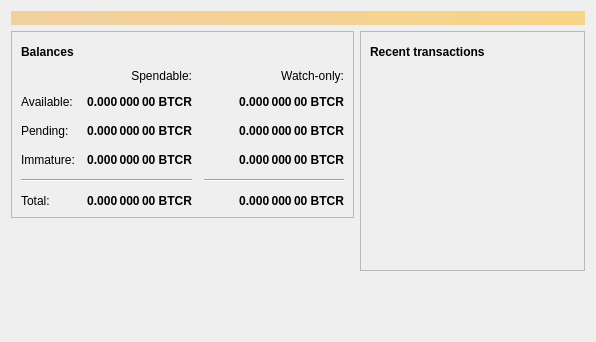
Above: src/qt/forms/overviewpage.ui from sashabeton/bitcoinvault before the change. Below: the same form after it.
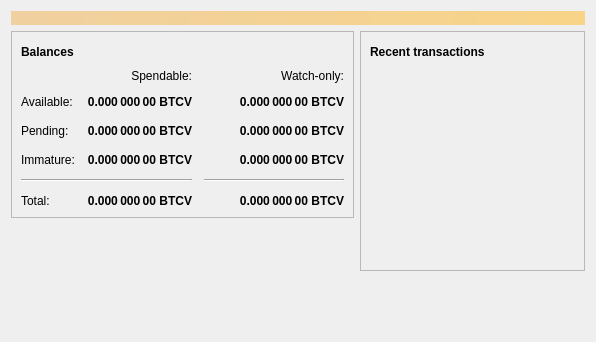
That is the form after the change. Icons and pictures are not drawn.

Commit message: Change unit from BTCR to BTCV

```diff
--- a/src/qt/forms/overviewpage.ui
+++ b/src/qt/forms/overviewpage.ui
@@ -129,7 +129,7 @@
                <string>Unconfirmed transactions to watch-only addresses</string>
               </property>
               <property name="text">
-               <string notr="true">0.000 000 00 BTCR</string>
+               <string notr="true">0.000 000 00 BTCV</string>
               </property>
               <property name="alignment">
                <set>Qt::AlignRight|Qt::AlignTrailing|Qt::AlignVCenter</set>
@@ -154,7 +154,7 @@
                <string>Total of transactions that have yet to be confirmed, and do not yet count toward the spendable balance</string>
               </property>
               <property name="text">
-               <string notr="true">0.000 000 00 BTCR</string>
+               <string notr="true">0.000 000 00 BTCV</string>
               </property>
               <property name="alignment">
                <set>Qt::AlignRight|Qt::AlignTrailing|Qt::AlignVCenter</set>
@@ -179,7 +179,7 @@
                <string>Mined balance in watch-only addresses that has not yet matured</string>
               </property>
               <property name="text">
-               <string notr="true">0.000 000 00 BTCR</string>
+               <string notr="true">0.000 000 00 BTCV</string>
               </property>
               <property name="alignment">
                <set>Qt::AlignRight|Qt::AlignTrailing|Qt::AlignVCenter</set>
@@ -237,7 +237,7 @@
                <string>Mined balance that has not yet matured</string>
               </property>
               <property name="text">
-               <string notr="true">0.000 000 00 BTCR</string>
+               <string notr="true">0.000 000 00 BTCV</string>
               </property>
               <property name="alignment">
                <set>Qt::AlignRight|Qt::AlignTrailing|Qt::AlignVCenter</set>
@@ -282,7 +282,7 @@
                <string>Your current total balance</string>
               </property>
               <property name="text">
-               <string notr="true">0.000 000 00 BTCR</string>
+               <string notr="true">0.000 000 00 BTCV</string>
               </property>
               <property name="alignment">
                <set>Qt::AlignRight|Qt::AlignTrailing|Qt::AlignVCenter</set>
@@ -307,7 +307,7 @@
                <string>Current total balance in watch-only addresses</string>
               </property>
               <property name="text">
-               <string notr="true">0.000 000 00 BTCR</string>
+               <string notr="true">0.000 000 00 BTCV</string>
               </property>
               <property name="alignment">
                <set>Qt::AlignRight|Qt::AlignTrailing|Qt::AlignVCenter</set>
@@ -349,7 +349,7 @@
                <string>Your current spendable balance</string>
               </property>
               <property name="text">
-               <string notr="true">0.000 000 00 BTCR</string>
+               <string notr="true">0.000 000 00 BTCV</string>
               </property>
               <property name="alignment">
                <set>Qt::AlignRight|Qt::AlignTrailing|Qt::AlignVCenter</set>
@@ -374,7 +374,7 @@
                <string>Your current balance in watch-only addresses</string>
               </property>
               <property name="text">
-               <string notr="true">0.000 000 00 BTCR</string>
+               <string notr="true">0.000 000 00 BTCV</string>
               </property>
               <property name="alignment">
                <set>Qt::AlignRight|Qt::AlignTrailing|Qt::AlignVCenter</set>
```
The commit also changes 39 other files.
